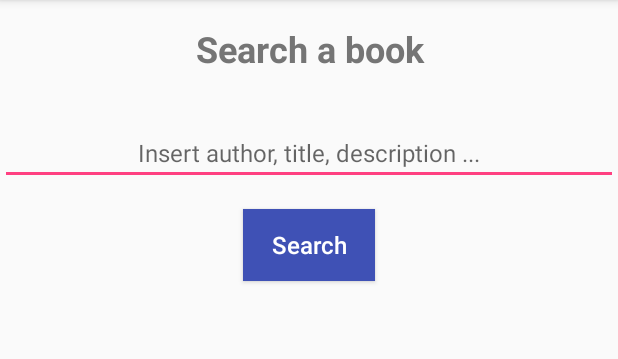
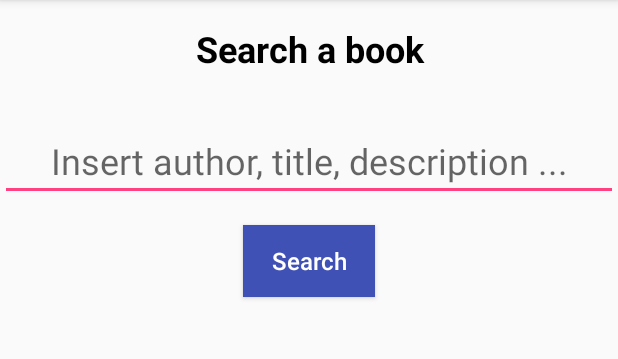
Before and after one commit to docsimon/BookListing, an Android app: the screen it shows after launch (MainActivity), on a phone screen of 412 x 824 dp, the part 84-443 px from its top. Run offline under Robolectric (Android 15) with nearby library versions, the phone set to English and light mode, and no system bars.

Commit message:
Added the intent and passig the search term

```diff
--- a/app/src/main/AndroidManifest.xml
+++ b/app/src/main/AndroidManifest.xml
@@ -18,7 +18,7 @@
         </activity>
         <activity
             android:name=".ResultActivity"
-            android:label="@string/search_activity_title"
+            android:label="@string/result_page_title"
             android:parentActivityName=".MainActivity">
 
             <!-- Parent activity meta-data to support 4.0 and lower -->
--- a/app/src/main/java/com/example/android/booklisting/ResultActivity.java
+++ b/app/src/main/java/com/example/android/booklisting/ResultActivity.java
@@ -11,8 +11,9 @@ public class ResultActivity extends AppCompatActivity {
         super.onCreate(savedInstanceState);
         setContentView(R.layout.activity_result);
         String s = getIntent().getStringExtra("Result Title");
-        TextView mainTitle = (TextView) findViewById(R.id.searchMainTitle);
+        //TextView mainTitle = (TextView) findViewById(R.id.searchMainTitle);
         //String compText =  getResources().getString(R.string.main_title_search, s);
-        mainTitle.setText(s);
+        //mainTitle.setText(s);
+
     }
 }
--- a/app/src/main/res/layout/activity_main.xml
+++ b/app/src/main/res/layout/activity_main.xml
@@ -12,12 +12,13 @@
             style="@style/MainTitleTextStyle"
             android:layout_marginBottom="16dp"
             android:text="@string/main_title"
-                android:textColor="@color/colorTopTitle" />
+            android:textColor="@color/colorPlaceholder" />
 
         <EditText
             android:id="@+id/searchField"
             style="@style/SearchField"
-                android:hint="@string/search_placeholder" />
+            android:hint="@string/search_placeholder"
+            android:textColor="@color/colorPlaceholder" />
 
         <Button
             android:id="@+id/search_button"
--- /dev/null
+++ b/app/src/main/res/layout/list_item.xml
@@ -0,0 +1,6 @@
+<?xml version="1.0" encoding="utf-8"?>
+<android.support.constraint.ConstraintLayout
+    xmlns:android="http://schemas.android.com/apk/res/android" android:layout_width="match_parent"
+    android:layout_height="match_parent">
+
+</android.support.constraint.ConstraintLayout>
--- a/app/src/main/res/values/colors.xml
+++ b/app/src/main/res/values/colors.xml
@@ -3,7 +3,7 @@
     <color name="colorPrimary">#3F51B5</color>
     <color name="colorPrimaryDark">#303F9F</color>
     <color name="colorAccent">#FF4081</color>
-    <color name="colorPlaceholder">#888999</color>
+    <color name="colorPlaceholder">#000000</color>
     <color name="colorWhite">#FFFFFF</color>
     <color name="colorHeadTitle">#9E9E9E</color>
     <color name="colorBuyButton">#536DFE</color>
--- a/app/src/main/res/values/strings.xml
+++ b/app/src/main/res/values/strings.xml
@@ -5,4 +5,6 @@
     <string name="search_button">Search</string>
     <string name="search_empty">Insert a book to search, please</string>
     <string name="search_activity_title">Results</string>
+    <string name="result_page_title">Book List</string>
+
 </resources>
--- a/app/src/main/res/values/styles.xml
+++ b/app/src/main/res/values/styles.xml
@@ -21,7 +21,7 @@
     <style name="SearchField">
         <item name="android:layout_height">wrap_content</item>
         <item name="android:layout_width">match_parent</item>
-        <item name="android:textSize">16sp</item>
+        <item name="android:textSize">24sp</item>
         <item name="android:textColor">@color/colorPlaceholder</item>
         <item name="android:layout_marginTop">16dp</item>
         <item name="android:gravity">center_horizontal</item>
```
Also changed, not shown: app/src/main/res/layout/activity_result.xml (+22 -5 lines). Lines whose indentation alone changed are shown as unchanged.
